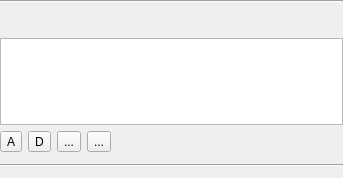
Old version of the form src/widgets/keyframeeditor_ui.ui in the repository KDE/kdenlive.
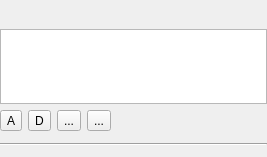
New version of the form.

```diff
--- a/src/widgets/keyframeeditor_ui.ui
+++ b/src/widgets/keyframeeditor_ui.ui
@@ -6,8 +6,8 @@
    <rect>
     <x>0</x>
     <y>0</y>
-    <width>343</width>
-    <height>178</height>
+    <width>267</width>
+    <height>157</height>
    </rect>
   </property>
   <layout class="QGridLayout" name="gridLayout">
@@ -20,21 +20,21 @@
    <property name="rightMargin">
     <number>0</number>
    </property>
-   <item row="4" column="0" colspan="3">
+   <item row="3" column="0" colspan="2">
     <widget class="Line" name="line">
      <property name="orientation">
       <enum>Qt::Horizontal</enum>
      </property>
     </widget>
    </item>
-   <item row="3" column="0" colspan="3">
+   <item row="2" column="0" colspan="2">
     <widget class="QFrame" name="param_sliders">
      <property name="frameShape">
       <enum>QFrame::NoFrame</enum>
      </property>
     </widget>
    </item>
-   <item row="2" column="0" colspan="3">
+   <item row="1" column="0" colspan="2">
     <widget class="QWidget" name="widgetTable" native="true">
      <layout class="QGridLayout" name="gridLayout_2">
       <property name="margin">
@@ -108,14 +108,7 @@
      </layout>
     </widget>
    </item>
-   <item row="0" column="0" colspan="3">
-    <widget class="Line" name="line_2">
-     <property name="orientation">
-      <enum>Qt::Horizontal</enum>
-     </property>
-    </widget>
-   </item>
-   <item row="1" column="0">
+   <item row="0" column="0">
     <widget class="QToolButton" name="buttonKeyframes">
      <property name="toolTip">
       <string>Add keyframes</string>
```
